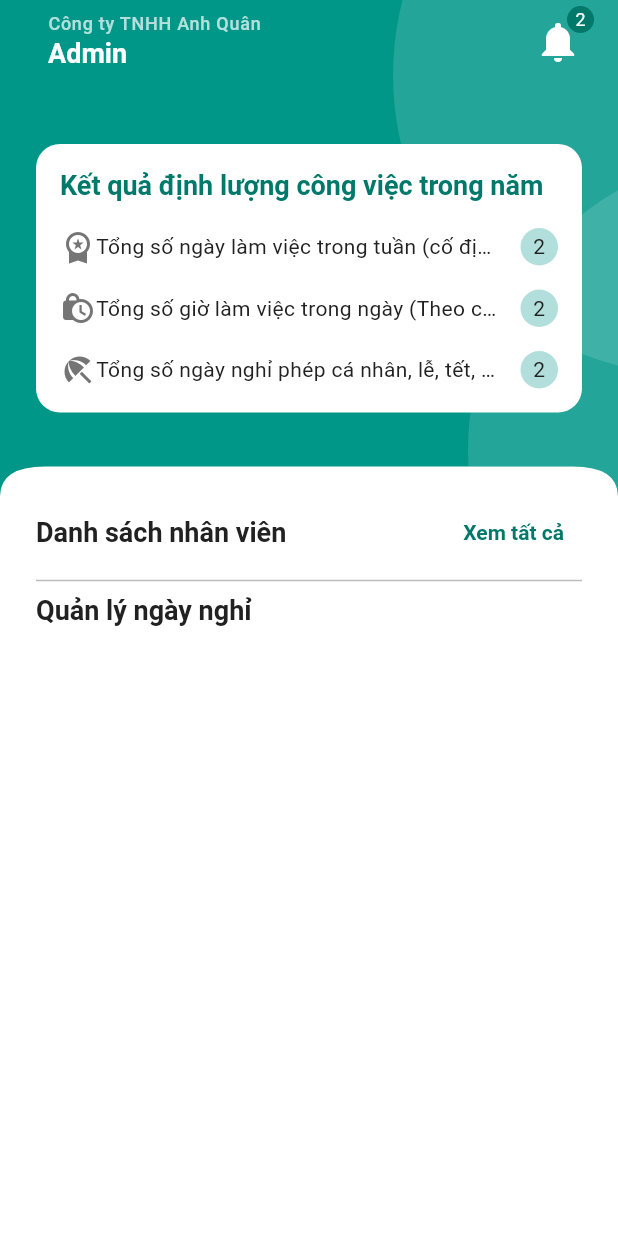
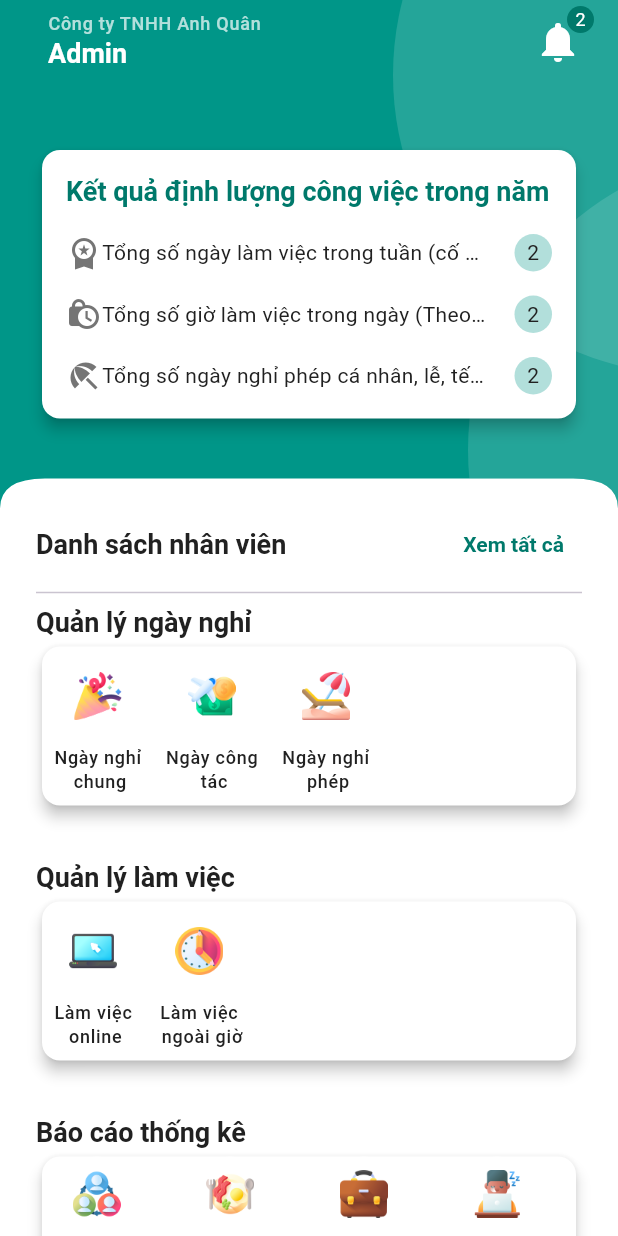
Before and after one commit to super-novey/cst_aqtech, a Flutter app: the HomeScreen screen opened directly, on a phone screen of 412 x 824 dp. Run offline on Flutter 3.47's test engine with Material 3 defaults, Android fonts, the phone set to English and light mode, and no system bars; our stand-ins replace connectivity_plus, get, iconsax, lottie, shimmer, smooth_page_indicator.

Commit message:
home page: done

```diff
--- /dev/null
+++ b/lib/common/widgets/images/image_text_image.dart
@@ -0,0 +1,63 @@
+import 'package:flutter/material.dart';
+import 'package:hrm_aqtech/utils/constants/colors.dart';
+import 'package:hrm_aqtech/utils/constants/sizes.dart';
+
+class MyVerticalImageText extends StatelessWidget {
+  final String image, title;
+  final Color textColor;
+  final Color? backgroundColor;
+  final void Function()? onTap;
+
+  const MyVerticalImageText({
+    super.key,
+    required this.image,
+    required this.title,
+    this.textColor = MyColors.primaryTextColor,
+    this.backgroundColor = Colors.white,
+    required this.onTap,
+  });
+
+  @override
+  Widget build(BuildContext context) {
+    return GestureDetector(
+      onTap: onTap,
+      child: Padding(
+        padding: const EdgeInsets.only(right: MySizes.spaceBtwItems),
+        child: Column(
+          children: [
+            // circular icon
+            Container(
+              width: 50,
+              height: 50,
+              padding: const EdgeInsets.all(MySizes.sm),
+              decoration: BoxDecoration(
+                  color: backgroundColor,
+                  borderRadius: BorderRadius.circular(100)),
+              child: Center(
+                child: Image(
+                  width: 32,
+                  height: 32,
+                  image: AssetImage(image),
+                  fit: BoxFit.cover,
+                  // color: Colors.white,
+                ),
+              ),
+            ),
+
+            // Text
+            const SizedBox(
+              height: MySizes.spaceBtwItems / 2,
+            ),
+            Text(
+              textAlign: TextAlign.center,
+              title,
+              style: Theme.of(context).textTheme.labelMedium!.apply(
+                    color: textColor,
+                  ),
+            )
+          ],
+        ),
+      ),
+    );
+  }
+}
--- a/lib/features/home/home_screen.dart
+++ b/lib/features/home/home_screen.dart
@@ -1,12 +1,14 @@
 import 'package:flutter/material.dart';
 import 'package:get/route_manager.dart';
-import 'package:hrm_aqtech/common/widgets/container/rounded_container.dart';
 import 'package:hrm_aqtech/common/widgets/header/circular_container.dart';
 import 'package:hrm_aqtech/common/widgets/header/primary_header_container.dart';
+import 'package:hrm_aqtech/common/widgets/images/image_text_image.dart';
 import 'package:hrm_aqtech/common/widgets/texts/section_heading.dart';
 import 'package:hrm_aqtech/features/employee_management/views/employee_list/employee_list_screen.dart';
 import 'package:hrm_aqtech/features/home/widgets/home_appbar.dart';
+import 'package:hrm_aqtech/features/time_off_management/views/general_time_off/general_time_off_screen.dart';
 import 'package:hrm_aqtech/utils/constants/colors.dart';
+import 'package:hrm_aqtech/utils/constants/image_paths.dart';
 import 'package:hrm_aqtech/utils/constants/sizes.dart';
 
 class HomeScreen extends StatelessWidget {
@@ -28,8 +30,10 @@ class HomeScreen extends StatelessWidget {
                 ),
                 Padding(
                   padding: EdgeInsets.all(MySizes.defaultSpace),
-                  child: MyRoundedContainer(
-                    width: double.infinity,
+                  child: Card(
+                    color: Colors.white,
+                    elevation: 4,
+                    child: Padding(
                       padding: EdgeInsets.all(MySizes.md),
                       child: Column(
                         crossAxisAlignment: CrossAxisAlignment.start,
@@ -122,6 +126,7 @@ class HomeScreen extends StatelessWidget {
                       ),
                     ),
                   ),
+                ),
                 SizedBox(
                   height: MySizes.spaceBtwSections,
                 )
@@ -139,10 +144,99 @@ class HomeScreen extends StatelessWidget {
                       Get.to(const EmployeeListScreen());
                     },
                   ),
-                  const Divider(
-                    color: MyColors.dividerColor,
+                  const Divider(),
+                  const MySectionHeading(title: "Quản lý ngày nghỉ"),
+                  Card(
+                    color: Colors.white,
+                    elevation: 4,
+                    child: Padding(
+                      padding: const EdgeInsets.all(MySizes.sm),
+                      child: Row(
+                        mainAxisAlignment: MainAxisAlignment.start,
+                        children: [
+                          MyVerticalImageText(
+                              image: MyImagePaths.iconParty,
+                              title: "Ngày nghỉ\n chung",
+                              onTap: () {
+                                Get.to(const GeneralTimeOffScreen());
+                              }),
+                          MyVerticalImageText(
+                              image: MyImagePaths.iconPlane,
+                              title: "Ngày công\n tác",
+                              onTap: () {}),
+                          MyVerticalImageText(
+                              image: MyImagePaths.iconBeach,
+                              title: "Ngày nghỉ\n phép",
+                              onTap: () {}),
+                        ],
                       ),
-                  const MySectionHeading(title: "Quản lý ngày nghỉ")
+                    ),
+                  ),
+                  const SizedBox(
+                    height: MySizes.spaceBtwSections,
+                  ),
+                  const MySectionHeading(title: "Quản lý làm việc"),
+                  Card(
+                    color: Colors.white,
+                    elevation: 4,
+                    child: Padding(
+                      padding: const EdgeInsets.all(MySizes.sm),
+                      child: Row(
+                        mainAxisAlignment: MainAxisAlignment.start,
+                        children: [
+                          MyVerticalImageText(
+                              image: MyImagePaths.iconLaptop,
+                              title: "Làm việc\n online",
+                              onTap: () {
+                                Get.to(const GeneralTimeOffScreen());
+                              }),
+                          MyVerticalImageText(
+                              image: MyImagePaths.iconOT,
+                              title: "Làm việc\n ngoài giờ",
+                              onTap: () {}),
+                        ],
+                      ),
+                    ),
+                  ),
+                  const SizedBox(
+                    height: MySizes.spaceBtwSections,
+                  ),
+                  const MySectionHeading(title: "Báo cáo thống kê"),
+                  Card(
+                    color: Colors.white,
+                    elevation: 4,
+                    child: SizedBox(
+                      width: double.infinity,
+                      height: 200,
+                      child: GridView.count(
+                        padding: const EdgeInsets.all(0),
+                        physics: const NeverScrollableScrollPhysics(),
+                        crossAxisCount: 4,
+                        children: [
+                          MyVerticalImageText(
+                              image: MyImagePaths.iconEmployee,
+                              title: "Nhân sự\n AQ",
+                              onTap: () {}),
+                          MyVerticalImageText(
+                              image: MyImagePaths.iconLunch,
+                              title: "Tiền ăn\n trưa",
+                              onTap: () {}),
+                          MyVerticalImageText(
+                              image: MyImagePaths.iconCase,
+                              title: "Tiền công\n tác phí",
+                              onTap: () {}),
+                          MyVerticalImageText(
+                              image: MyImagePaths.iconSleepy,
+                              title: "Làm việc\n ngoài giờ",
+                              onTap: () {}),
+                          MyVerticalImageText(
+                              image: MyImagePaths.iconCalender,
+                              title: "Nghỉ phép\n năm",
+                              onTap: () {}),
+                        ],
+                      ),
+                    ),
+                  )
                 ],
               ),
             )
--- a/lib/utils/constants/image_paths.dart
+++ b/lib/utils/constants/image_paths.dart
@@ -12,4 +12,16 @@ class MyImagePaths {
 
   // Animation assets
   static const String docerAnimation = "assets/animations/clock.json";
+
+  // Home screen
+  static const String iconParty = "assets/icons/confetti.png";
+  static const String iconPlane = "assets/icons/payment.png";
+  static const String iconBeach = "assets/icons/beach-chair.png";
+  static const String iconLaptop = "assets/icons/laptop.png";
+  static const String iconOT = "assets/icons/working-hours.png";
+  static const String iconEmployee = "assets/icons/team-work.png";
+  static const String iconLunch = "assets/icons/breakfast.png";
+  static const String iconCase = "assets/icons/case.png";
+  static const String iconSleepy = "assets/icons/sleepy.png";
+  static const String iconCalender = "assets/icons/calendar.png";
 }
--- a/pubspec.yaml
+++ b/pubspec.yaml
@@ -70,6 +70,7 @@ flutter:
     - assets/logos/
     - assets/users/
     - assets/animations/
+    - assets/icons/
 
   # An image asset can refer to one or more resolution-specific "variants", see
   # https://flutter.dev/to/resolution-aware-images
```
Also changed, not shown: assets/icons/beach-chair.png (added), assets/icons/breakfast.png (added), assets/icons/calendar.png (added), assets/icons/case.png (added), assets/icons/confetti.png (added), assets/icons/laptop.png (added), assets/icons/payment.png (added), assets/icons/sleepy.png (added), assets/icons/team-work.png (added), assets/icons/working-hours.png (added). Lines whose indentation alone changed are shown as unchanged.
